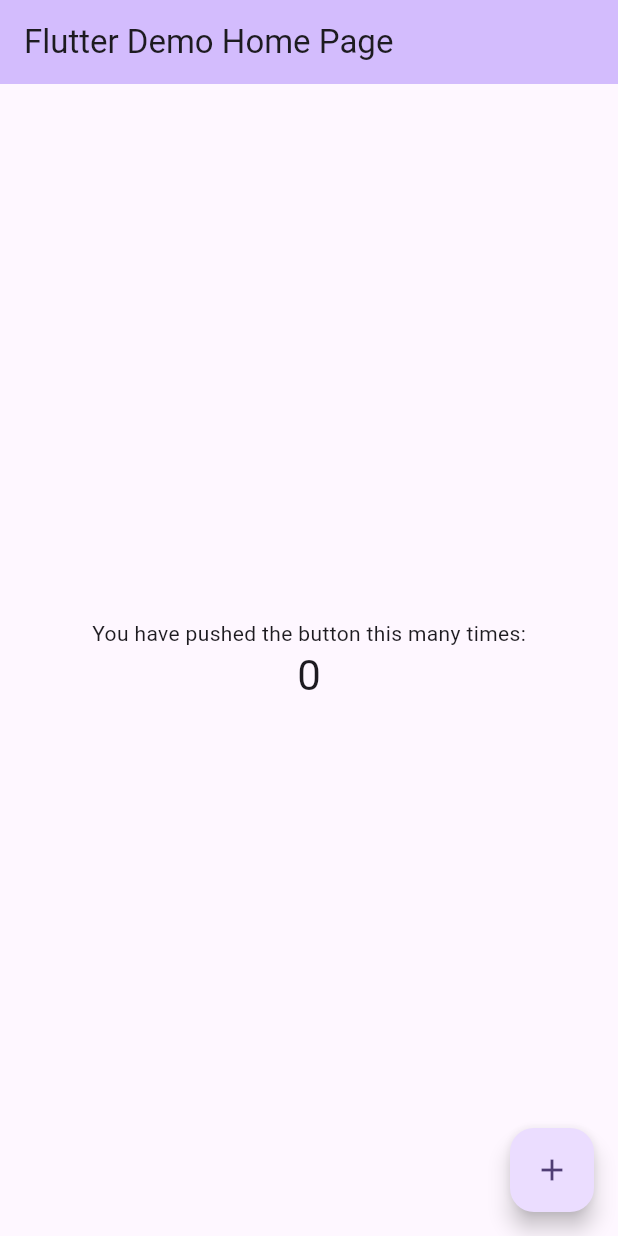
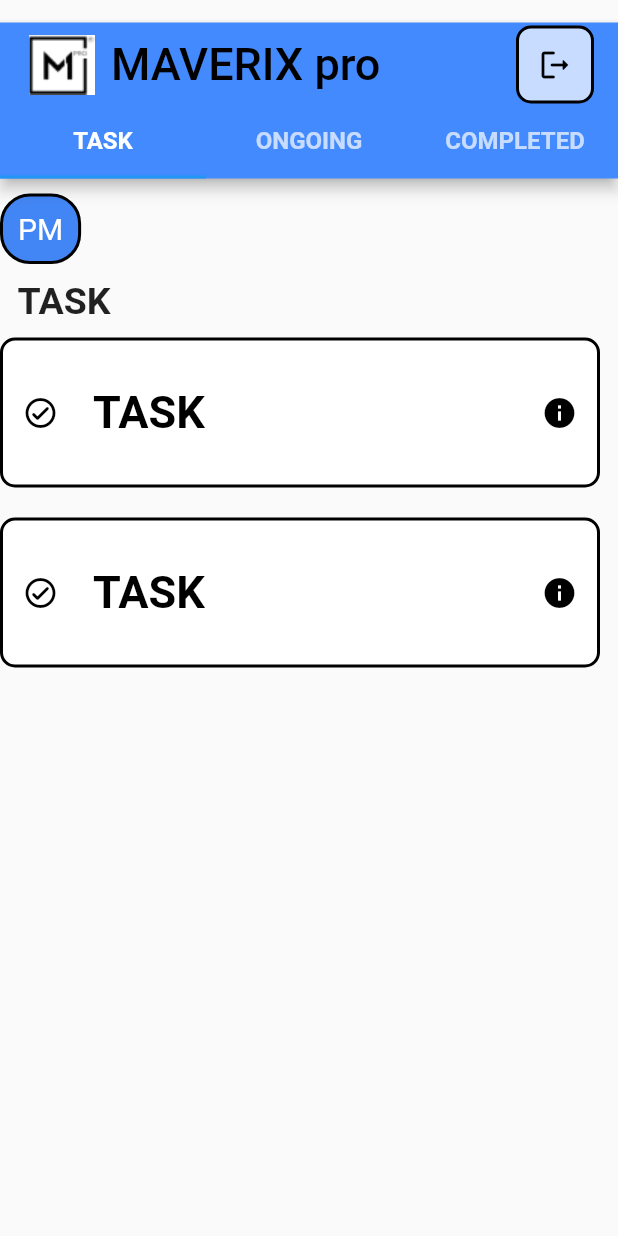
Before and after one commit to Maverix-Interns/TaskManagerApp, a Flutter app: the screen it shows after launch, on a phone screen of 412 x 824 dp. Run offline on Flutter 3.47's test engine with Material 2 defaults, Android fonts, the phone set to English and light mode, and no system bars.

Commit message:
06/07/2023

```diff
--- a/lib/main.dart
+++ b/lib/main.dart
@@ -1,4 +1,5 @@
 import 'package:flutter/material.dart';
+import 'package:taskmanagement/view/user-dashboard/user.dart';
 
 void main() {
   runApp(const MyApp());
@@ -13,113 +14,10 @@ class MyApp extends StatelessWidget {
     return MaterialApp(
         title: 'Flutter Demo',
         theme: ThemeData(
-        // This is the theme of your application.
-        //
-        // TRY THIS: Try running your application with "flutter run". You'll see
-        // the application has a blue toolbar. Then, without quitting the app,
-        // try changing the seedColor in the colorScheme below to Colors.green
-        // and then invoke "hot reload" (save your changes or press the "hot
-        // reload" button in a Flutter-supported IDE, or press "r" if you used
-        // the command line to start the app).
-        //
-        // Notice that the counter didn't reset back to zero; the application
-        // state is not lost during the reload. To reset the state, use hot
-        // restart instead.
-        //
-        // This works for code too, not just values: Most code changes can be
-        // tested with just a hot reload.
           colorScheme: ColorScheme.fromSeed(seedColor: Colors.deepPurple),
           useMaterial3: true,
         ),
-      home: const MyHomePage(title: 'Flutter Demo Home Page'),
+        home: Userdashboard(),
         );
     }
 }
-
-class MyHomePage extends StatefulWidget {
-  const MyHomePage({super.key, required this.title});
-
-  // This widget is the home page of your application. It is stateful, meaning
-  // that it has a State object (defined below) that contains fields that affect
-  // how it looks.
-
-  // This class is the configuration for the state. It holds the values (in this
-  // case the title) provided by the parent (in this case the App widget) and
-  // used by the build method of the State. Fields in a Widget subclass are
-  // always marked "final".
-
-  final String title;
-
-  @override
-  State<MyHomePage> createState() => _MyHomePageState();
-}
-
-class _MyHomePageState extends State<MyHomePage> {
-  int _counter = 0;
-
-  void _incrementCounter() {
-    setState(() {
-      // This call to setState tells the Flutter framework that something has
-      // changed in this State, which causes it to rerun the build method below
-      // so that the display can reflect the updated values. If we changed
-      // _counter without calling setState(), then the build method would not be
-      // called again, and so nothing would appear to happen.
-      _counter++;
-    });
-  }
-
-  @override
-  Widget build(BuildContext context) {
-    // This method is rerun every time setState is called, for instance as done
-    // by the _incrementCounter method above.
-    //
-    // The Flutter framework has been optimized to make rerunning build methods
-    // fast, so that you can just rebuild anything that needs updating rather
-    // than having to individually change instances of widgets.
-    return Scaffold(
-      appBar: AppBar(
-        // TRY THIS: Try changing the color here to a specific color (to
-        // Colors.amber, perhaps?) and trigger a hot reload to see the AppBar
-        // change color while the other colors stay the same.
-        backgroundColor: Theme.of(context).colorScheme.inversePrimary,
-        // Here we take the value from the MyHomePage object that was created by
-        // the App.build method, and use it to set our appbar title.
-        title: Text(widget.title),
-      ),
-      body: Center(
-        // Center is a layout widget. It takes a single child and positions it
-        // in the middle of the parent.
-        child: Column(
-          // Column is also a layout widget. It takes a list of children and
-          // arranges them vertically. By default, it sizes itself to fit its
-          // children horizontally, and tries to be as tall as its parent.
-          //
-          // Column has various properties to control how it sizes itself and
-          // how it positions its children. Here we use mainAxisAlignment to
-          // center the children vertically; the main axis here is the vertical
-          // axis because Columns are vertical (the cross axis would be
-          // horizontal).
-          //
-          // TRY THIS: Invoke "debug painting" (choose the "Toggle Debug Paint"
-          // action in the IDE, or press "p" in the console), to see the
-          // wireframe for each widget.
-          mainAxisAlignment: MainAxisAlignment.center,
-          children: <Widget>[
-            const Text(
-              'You have pushed the button this many times:',
-            ),
-            Text(
-              '$_counter',
-              style: Theme.of(context).textTheme.headlineMedium,
-            ),
-          ],
-        ),
-      ),
-      floatingActionButton: FloatingActionButton(
-        onPressed: _incrementCounter,
-        tooltip: 'Increment',
-        child: const Icon(Icons.add),
-      ), // This trailing comma makes auto-formatting nicer for build methods.
-    );
-  }
-}
--- /dev/null
+++ b/lib/view/user-dashboard/user.dart
@@ -0,0 +1,519 @@
+import 'package:flutter/material.dart';
+
+void main() {
+  runApp(Userdashboard());
+}
+
+class Userdashboard extends StatelessWidget {
+  @override
+  Widget build(BuildContext context) {
+    return MaterialApp(
+      home: HomeScreen(),
+    );
+  }
+}
+
+class HomeScreen extends StatelessWidget {
+  @override
+  Widget build(BuildContext context) {
+    return Scaffold(
+      body: Column(
+        mainAxisAlignment: MainAxisAlignment.center, // Aligns children in the vertical center
+        crossAxisAlignment: CrossAxisAlignment.center, // Aligns children in the horizontal center
+        children: [
+          const SizedBox(height: 15.0),
+          // PM(),
+          Expanded(
+            child: Tabbar(),
+          ),
+        ],
+      ),
+    );
+  }
+}
+
+
+
+
+class LogoutButton extends StatelessWidget {
+  @override
+  Widget build(BuildContext context) {
+    return Container(
+      decoration: BoxDecoration(
+        color: Colors.white70,
+        borderRadius: BorderRadius.circular(10),
+        border: Border.all(
+          color: Colors.black,
+          width: 2,
+        ),
+      ),
+      child: IconButton(
+        icon: const Icon(Icons.logout_rounded, color: Colors.black),
+        onPressed: () {},
+      ),
+    );
+  }
+}
+
+
+
+
+
+class PM extends StatelessWidget {
+  @override
+  Widget build(BuildContext context) {
+    return Container(
+      padding: const EdgeInsets.all(10),
+      decoration: BoxDecoration(
+        borderRadius: BorderRadius.circular(20),
+        border: Border.all(
+          color: Colors.black,
+          width: 2,
+        ),
+        color: Color(0xFF4285F4),
+      ),
+      child: const Text(
+        'PM',
+        style: TextStyle(fontSize: 20, color: Colors.white),
+      ),
+    );
+  }
+}
+
+
+
+
+
+
+class Tabbar extends StatelessWidget {
+  final List<Tab> myTabs = <Tab>[
+    const Tab(text: 'TASK'),
+    const Tab(text: 'ONGOING'),
+    const Tab(text: 'COMPLETED'),
+  ];
+
+  @override
+  Widget build(BuildContext context) {
+    return DefaultTabController(
+      length: myTabs.length,
+      child: Scaffold(
+        appBar: AppBar(
+          backgroundColor: Colors.blueAccent,
+          title: Row(
+            mainAxisAlignment: MainAxisAlignment.start,
+            children: [
+              Image.asset('lib/view/user-dashboard/images/logo.png', height: 50, width: 50.0),
+              const SizedBox(width: 8),
+              const Text(
+                "MAVERIX pro",
+                style: TextStyle(fontSize: 30, color: Colors.black),
+              ),
+              const Spacer(),
+              LogoutButton(),
+            ],
+          ),
+          bottom: TabBar(
+            labelColor: Colors.white,
+            tabs: myTabs,
+            labelStyle: const TextStyle(fontSize: 16, fontWeight: FontWeight.bold), // Apply custom label style
+          ),
+        ),
+        body: TabBarView(
+          children: [
+            TASK(),
+            ONGOING(),
+            COMPLETED(),
+          ],
+        ),
+      ),
+    );
+  }
+}
+
+
+
+
+
+
+class TASK extends StatelessWidget {
+  @override
+  Widget build(BuildContext context) {
+    return Column(
+      crossAxisAlignment: CrossAxisAlignment.start,
+      children: [
+        const SizedBox(height: 10,),
+        PM(),
+        const SizedBox(height: 10,),
+        const Text(
+            '  TASK',
+          style: TextStyle(fontSize: 25, fontWeight: FontWeight.bold),
+           ),
+         const SizedBox(height: 10),
+
+        Container(
+          width: 400,
+          height: 100,
+          decoration: BoxDecoration(
+            color: Colors.white,
+            borderRadius: BorderRadius.circular(10),
+            border: Border.all(color: Colors.black, width: 2),
+          ),
+          child: Row(
+            mainAxisAlignment: MainAxisAlignment.spaceBetween,
+            children: [
+              Row(
+                children: [
+                  Container(
+                    width: 50,
+                    height: 50,
+                    decoration: BoxDecoration(
+                      shape: BoxShape.circle,
+                      color: Colors.white,
+                    ),
+                    child: Icon(
+                      Icons.check_circle_outline_rounded,
+                      color: Colors.black,
+                    ),
+                  ),
+                  const SizedBox(width: 10),
+                  const Text(
+                    'TASK',
+                    style: TextStyle(
+                      fontSize: 30,
+                      color: Colors.black,
+                      fontWeight: FontWeight.bold,
+                    ),
+                    textAlign: TextAlign.center,
+                  ),
+                ],
+              ),
+              Container(
+                width: 50,
+                height: 50,
+                decoration: BoxDecoration(
+                  shape: BoxShape.circle,
+                  color: Colors.white,
+                ),
+                child: Icon(Icons.info, color: Colors.black),
+              ),
+            ],
+          ),
+        ),
+
+        const SizedBox(height: 20),
+
+        Container(
+          width: 400,
+          height: 100,
+          decoration: BoxDecoration(
+            color: Colors.white,
+            borderRadius: BorderRadius.circular(10),
+            border: Border.all(color: Colors.black, width: 2),
+          ),
+          child: Row(
+            mainAxisAlignment: MainAxisAlignment.spaceBetween,
+            children: [
+              Row(
+                children: [
+                  Container(
+                    width: 50,
+                    height: 50,
+                    decoration: BoxDecoration(
+                      shape: BoxShape.circle,
+                      color: Colors.white,
+                    ),
+                    child: Icon(
+                      Icons.check_circle_outline_rounded,
+                      color: Colors.black,
+                    ),
+                  ),
+                  const SizedBox(width: 10),
+                  const Text(
+                    'TASK',
+                    style: TextStyle(
+                      fontSize: 30,
+                      color: Colors.black,
+                      fontWeight: FontWeight.bold,
+                    ),
+                    textAlign: TextAlign.center,
+                  ),
+                ],
+              ),
+              Container(
+                width: 50,
+                height: 50,
+                decoration: BoxDecoration(
+                  shape: BoxShape.circle,
+                  color: Colors.white,
+                ),
+                child: Icon(Icons.info, color: Colors.black),
+              ),
+            ],
+          ),
+        )
+    ],
+    );
+  }
+}
+
+
+
+
+
+
+
+
+
+
+
+
+class ONGOING extends StatelessWidget {
+  @override
+  Widget build(BuildContext context) {
+    return Column(
+      crossAxisAlignment: CrossAxisAlignment.start,
+      children: [
+        const SizedBox(height: 10),
+        const Text(
+          '  TASK',
+          style: TextStyle(fontSize: 25, fontWeight: FontWeight.bold),
+        ),
+        const SizedBox(height: 10),
+
+        Container(
+          width: 400,
+          height: 100,
+          decoration: BoxDecoration(
+            color: Colors.white,
+            borderRadius: BorderRadius.circular(10),
+            border: Border.all(color: Colors.black, width: 2),
+          ),
+          child: Row(
+            mainAxisAlignment: MainAxisAlignment.spaceBetween,
+            children: [
+              Row(
+                children: [
+                  Container(
+                    width: 50,
+                    height: 50,
+                    decoration: BoxDecoration(
+                      shape: BoxShape.circle,
+                      color: Colors.white,
+                    ),
+                    child: Icon(
+                      Icons.check_circle_outline_rounded,
+                      color: Colors.black,
+                    ),
+                  ),
+                  const SizedBox(width: 10),
+                  const Text(
+                    'TASK',
+                    style: TextStyle(
+                      fontSize: 30,
+                      color: Colors.black,
+                      fontWeight: FontWeight.bold,
+                    ),
+                    textAlign: TextAlign.center,
+                  ),
+                ],
+              ),
+              Container(
+                width: 50,
+                height: 50,
+                decoration: BoxDecoration(
+                  shape: BoxShape.circle,
+                  color: Colors.white,
+                ),
+                child: Icon(Icons.info, color: Colors.black),
+              ),
+            ],
+          ),
+        ),
+
+        const SizedBox(height: 20),
+
+        Container(
+          width: 400,
+          height: 100,
+          decoration: BoxDecoration(
+            color: Colors.white,
+            borderRadius: BorderRadius.circular(10),
+            border: Border.all(color: Colors.black, width: 2),
+          ),
+          child: Row(
+            mainAxisAlignment: MainAxisAlignment.spaceBetween,
+            children: [
+              Row(
+                children: [
+                  Container(
+                    width: 50,
+                    height: 50,
+                    decoration: BoxDecoration(
+                      shape: BoxShape.circle,
+                      color: Colors.white,
+                    ),
+                    child: Icon(
+                      Icons.check_circle_outline_rounded,
+                      color: Colors.black,
+                    ),
+                  ),
+                  const SizedBox(width: 10),
+                  const Text(
+                    'TASK',
+                    style: TextStyle(
+                      fontSize: 30,
+                      color: Colors.black,
+                      fontWeight: FontWeight.bold,
+                    ),
+                    textAlign: TextAlign.center,
+                  ),
+                ],
+              ),
+              Container(
+                width: 50,
+                height: 50,
+                decoration: const BoxDecoration(
+                  shape: BoxShape.circle,
+                  color: Colors.white,
+                ),
+                child: const Icon(Icons.info, color: Colors.black),
+              ),
+            ],
+          ),
+        )
+      ],
+    );
+  }
+}
+
+
+
+
+
+
+
+
+
+
+
+
+
+class COMPLETED extends StatelessWidget {
+  @override
+  Widget build(BuildContext context) {
+    return Column(
+      crossAxisAlignment: CrossAxisAlignment.start,
+      children: [
+        const SizedBox(height: 10),
+        const Text(
+          '  TASK',
+          style: TextStyle(fontSize: 25, fontWeight: FontWeight.bold),
+        ),
+        const SizedBox(height: 10),
+
+
+        Container(
+          width: 400,
+          height: 100,
+          decoration: BoxDecoration(
+            color: Colors.white,
+            borderRadius: BorderRadius.circular(10),
+            border: Border.all(color: Colors.black, width: 2),
+          ),
+          child: Row(
+            mainAxisAlignment: MainAxisAlignment.spaceBetween,
+            children: [
+              Row(
+                children: [
+                  Container(
+                    width: 50,
+                    height: 50,
+                    decoration: const BoxDecoration(
+                      shape: BoxShape.circle,
+                      color: Colors.white,
+                    ),
+                    child: const Icon(
+                      Icons.check_circle_outline_rounded,
+                      color: Colors.green,
+                    ),
+                  ),
+                  const SizedBox(width: 10),
+                  const Text(
+                    'TASK',
+                    style: TextStyle(
+                      fontSize: 30,
+                      color: Colors.black,
+                      fontWeight: FontWeight.bold,
+                    ),
+                    textAlign: TextAlign.center,
+                  ),
+                ],
+              ),
+              Container(
+                width: 50,
+                height: 50,
+                decoration: const BoxDecoration(
+                  shape: BoxShape.circle,
+                  color: Colors.white,
+                ),
+                child: const Icon(Icons.info, color: Colors.black),
+              ),
+            ],
+          ),
+        ),
+
+        const SizedBox(height: 20),
+
+        Container(
+          width: 400,
+          height: 100,
+          decoration: BoxDecoration(
+            color: Colors.white,
+            borderRadius: BorderRadius.circular(10),
+            border: Border.all(color: Colors.black, width: 2),
+          ),
+          child: Row(
+            mainAxisAlignment: MainAxisAlignment.spaceBetween,
+            children: [
+              Row(
+                children: [
+                  Container(
+                    width: 50,
+                    height: 50,
+                    decoration: const BoxDecoration(
+                      shape: BoxShape.circle,
+                      color: Colors.white,
+                    ),
+                    child: const Icon(
+                      Icons.check_circle_outline_rounded,
+                      color: Colors.green,
+                    ),
+                  ),
+                  const SizedBox(width: 10),
+                  const Text(
+                    'TASK',
+                    style: TextStyle(
+                      fontSize: 30,
+                      color: Colors.black,
+                      fontWeight: FontWeight.bold,
+                    ),
+                    textAlign: TextAlign.center,
+                  ),
+                ],
+              ),
+              Container(
+                width: 50,
+                height: 50,
+                decoration: const BoxDecoration(
+                  shape: BoxShape.circle,
+                  color: Colors.white,
+                ),
+                child: const Icon(Icons.info, color: Colors.black),
+              ),
+            ],
+          ),
+        )
+      ],
+    );
+  }
+}
--- a/pubspec.yaml
+++ b/pubspec.yaml
@@ -59,8 +59,8 @@ flutter:
   uses-material-design: true
 
   # To add assets to your application, add an assets section, like this:
-  # assets:
-  #   - images/a_dot_burr.jpeg
+  assets:
+   - lib/view/user-dashboard/images/
   #   - images/a_dot_ham.jpeg
 
   # An image asset can refer to one or more resolution-specific "variants", see
```
Also changed, not shown: lib/view/import 'packagefluttermaterial.dart.txt (deleted, +0 -35 lines), lib/view/user-dashboard/images/logo.png (added), pubspec.lock. Lines whose indentation alone changed are shown as unchanged.
